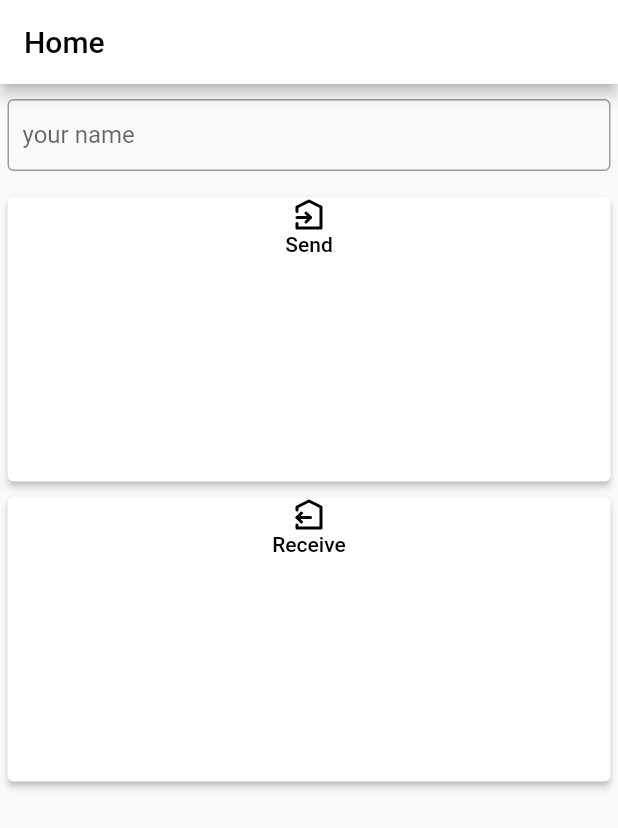
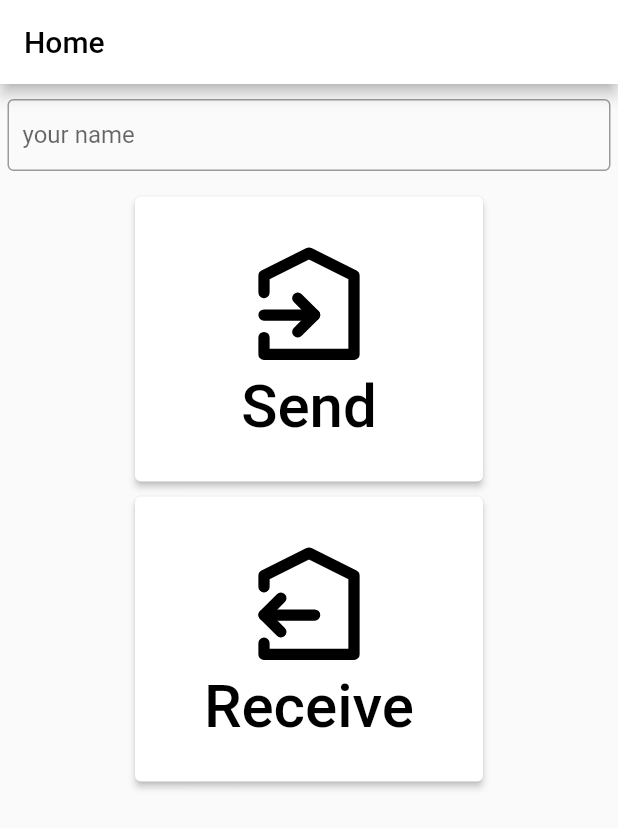
Before and after one commit to RikitoNoto/silkroad, a Flutter app: the screen it shows after launch, on a phone screen of 412 x 824 dp. Shown: the top 828 px of the screen. Run offline on Flutter 3.47's test engine with Material 2 defaults, Android fonts, the phone set to English and light mode, and no system bars; our stand-ins replace file_picker, flutter_slidable, flutter_svg; missing offline and left inert: animate_icons.

Commit message:
adjust button height

```diff
--- a/lib/home/views/home_view.dart
+++ b/lib/home/views/home_view.dart
@@ -30,6 +30,8 @@ class _HomePageState extends State<HomePage> {
                     labelText: 'your name',
                     contentPadding: EdgeInsets.symmetric(horizontal: 10),
                     border: OutlineInputBorder(),
+                    focusColor: Colors.lightBlue,
+
                   ),
                   maxLines: 1,
                 ),
@@ -53,13 +55,20 @@ class _HomePageState extends State<HomePage> {
         child: ElevatedButton(
           onPressed:() {},
           child: SizedBox(
-            width: double.infinity,
+            width: 200,
             child: Column(
+              mainAxisAlignment: MainAxisAlignment.center,
               children: <Widget>[
                 SvgPicture.asset(
                   svgPath,
+                  height: 90,
                 ),
-                Text(label),
+                Text(
+                  label,
+                  style: TextStyle(
+                    fontSize: 40,
+                  ),
+                ),
               ],
             ),
           ),
```
